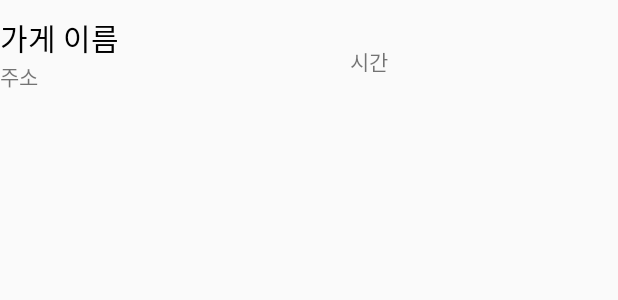
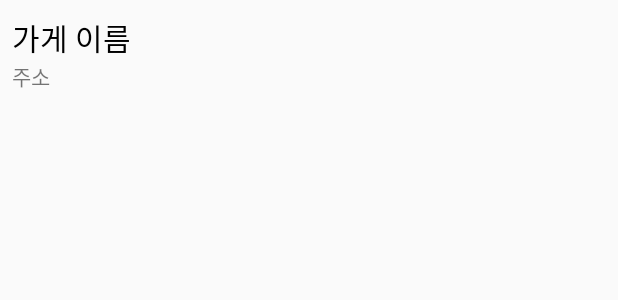
Before and after one commit to helloworld-hellohyeon/SeoulDawn, an Android app: the layout activity_list_element.xml on its own in the app's theme, with its tools: preview values and no code run, on a phone screen of 412 x 824 dp. Shown: the top 300 px of the screen. Run offline under Robolectric (Android 15) with nearby library versions, the light colour scheme and no system bars.

Commit message:
컴펌 전 합친 거 확인

```diff
--- a/app/src/main/java/kr/go/seouldawn/ListViewAdapter.java
+++ b/app/src/main/java/kr/go/seouldawn/ListViewAdapter.java
@@ -43,7 +43,7 @@ public class ListViewAdapter extends BaseAdapter {
         // 화면에 표시될 View(Layout이 inflate된)으로부터 위젯에 대한 참조 획득;
         TextView nameView = (TextView) convertView.findViewById(R.id.storename) ;
         TextView addView = (TextView) convertView.findViewById(R.id.storeaddress) ;
-        TextView timeView = (TextView) convertView.findViewById(R.id.storetime) ;
+
 
         // Data Set(listViewItemList)에서 position에 위치한 데이터 참조 획득
         ListViewItem listViewItem = listViewItemList.get(position);
@@ -51,7 +51,6 @@ public class ListViewAdapter extends BaseAdapter {
         // 아이템 내 각 위젯에 데이터 반영
         nameView.setText(listViewItem.getName());
         addView.setText(listViewItem.getAdd());
-        timeView.setText(listViewItem.getTime());
         return convertView;
     }
 
--- a/app/src/main/res/layout/activity_list_element.xml
+++ b/app/src/main/res/layout/activity_list_element.xml
@@ -1,5 +1,6 @@
 <?xml version="1.0" encoding="utf-8"?>
 <android.support.constraint.ConstraintLayout xmlns:android="http://schemas.android.com/apk/res/android"
+    xmlns:tools="http://schemas.android.com/tools"
     android:layout_width="match_parent"
     android:layout_height="match_parent"
     xmlns:app="http://schemas.android.com/apk/res-auto"
@@ -13,6 +14,7 @@
         app:layout_constraintTop_toTopOf="parent"
         app:layout_constraintLeft_toLeftOf="parent"
         android:layout_marginTop="10dp"
+        android:layout_marginLeft="8dp"
         >
         <TextView
             android:id="@+id/storename"
@@ -30,17 +32,7 @@
             />
 
     </LinearLayout>
-    <TextView
-        android:id="@+id/storetime"
-        android:layout_width="wrap_content"
-        android:layout_height="wrap_content"
-        android:text="시간"
-        app:layout_constraintLeft_toRightOf="@id/address"
-        app:layout_constraintRight_toRightOf="parent"
-        app:layout_constraintTop_toTopOf="@id/address"
-        app:layout_constraintBottom_toBottomOf="@id/address"
-        android:layout_marginTop="10dp"
 
-        />
+
 
 </android.support.constraint.ConstraintLayout>
--- a/build.gradle
+++ b/build.gradle
@@ -7,7 +7,7 @@ buildscript {
         jcenter()
     }
     dependencies {
-        classpath 'com.android.tools.build:gradle:3.3.1'
+        classpath 'com.android.tools.build:gradle:3.3.2'
         classpath 'com.google.gms:google-services:4.0.1'
 
         // NOTE: Do not place your application dependencies here; they belong
```
Also changed, not shown: app/src/main/java/kr/go/seouldawn/Detail.java (+6 -7 lines), app/src/main/java/kr/go/seouldawn/Hospital.java (+26 -11 lines), app/src/main/res/layout/activity_detail.xml (+0 -8 lines).
